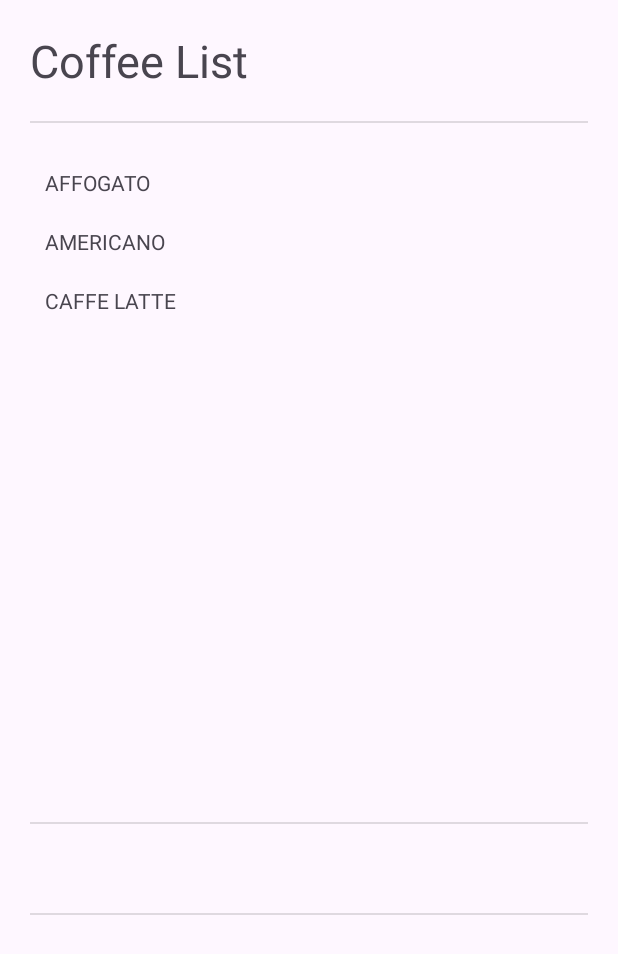
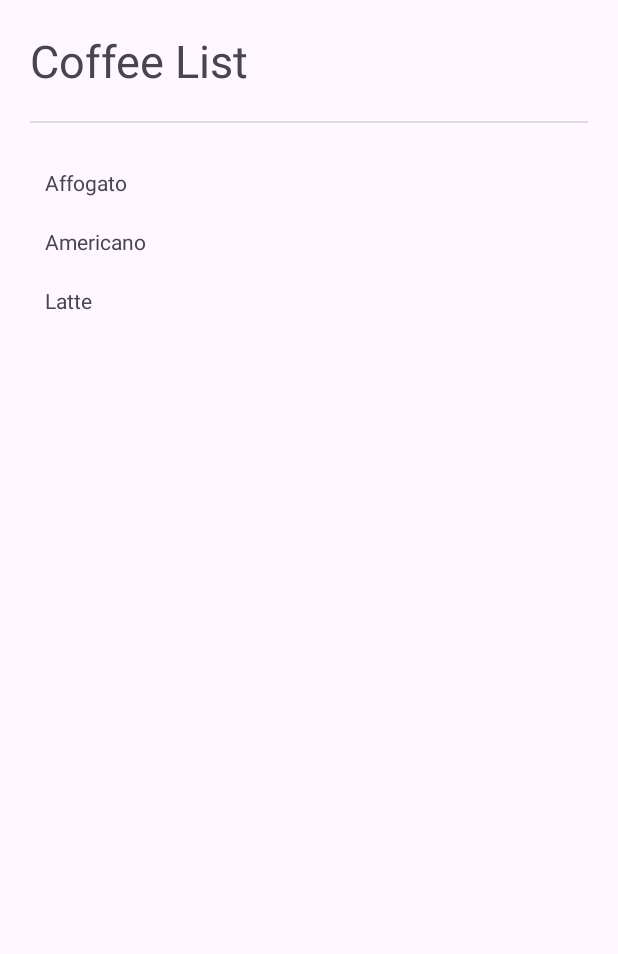
Before and after one commit to IrsalGinanjar/LAB_WEEK_03, an Android app: the screen it shows after launch (MainActivity), on a phone screen of 412 x 824 dp. Shown: the top 954 px of the screen. Run offline under Robolectric (Android 15) with nearby library versions, the phone set to English and light mode, and no system bars; our stand-ins replace navigation-ui; 1 statement that could not run was skipped.

Commit message:
Commit No. 3 – use dynamic fragment

```diff
--- a/app/src/main/java/com/example/lab_week_03/ListFragment.kt
+++ b/app/src/main/java/com/example/lab_week_03/ListFragment.kt
@@ -1,65 +1,47 @@
 package com.example.lab_week_03
 
-import android.content.Context
 import android.os.Bundle
 import android.view.LayoutInflater
 import android.view.View
 import android.view.ViewGroup
 import androidx.fragment.app.Fragment
+import androidx.navigation.fragment.findNavController
+import com.example.lab_week_03.databinding.FragmentListBinding
 
-class ListFragment : Fragment(), View.OnClickListener {
-    private var param1: String? = null
-    private var param2: String? = null
-    private lateinit var coffeeListener: CoffeeListener
+class ListFragment : Fragment() {
 
-    override fun onAttach(context: Context) {
-        super.onAttach(context)
-        if (context is CoffeeListener) {
-            coffeeListener = context
-        } else {
-            throw RuntimeException("Must implement CoffeeListener")
-        }
-    }
-
-    override fun onCreate(savedInstanceState: Bundle?) {
-        super.onCreate(savedInstanceState)
-    }
+    private var _binding: FragmentListBinding? = null
+    private val binding get() = _binding!!
 
     override fun onCreateView(
         inflater: LayoutInflater, container: ViewGroup?,
         savedInstanceState: Bundle?
-    ): View? {
-        return inflater.inflate(R.layout.fragment_list, container, false)
+    ): View {
+        _binding = FragmentListBinding.inflate(inflater, container, false)
+        return binding.root
     }
 
     override fun onViewCreated(view: View, savedInstanceState: Bundle?) {
         super.onViewCreated(view, savedInstanceState)
 
-        val coffeeList = listOf<View>(
-            view.findViewById(R.id.affogato),
-            view.findViewById(R.id.americano),
-            view.findViewById(R.id.latte)
-        )
+        binding.affogato.setOnClickListener {
+            val action = ListFragmentDirections.actionListFragmentToDetailFragment("affogato")
+            findNavController().navigate(action)
+        }
 
-        coffeeList.forEach {
-            it.setOnClickListener(this)
+        binding.americano.setOnClickListener {
+            val action = ListFragmentDirections.actionListFragmentToDetailFragment("americano")
+            findNavController().navigate(action)
+        }
+
+        binding.latte.setOnClickListener {
+            val action = ListFragmentDirections.actionListFragmentToDetailFragment("latte")
+            findNavController().navigate(action)
         }
     }
 
-    override fun onClick(v: View?) {
-        v?.let { coffee ->
-            coffeeListener.onSelected(coffee.id)
-        }
-    }
-
-    companion object {
-        @JvmStatic
-        fun newInstance(param1: String, param2: String) =
-            ListFragment().apply {
-                arguments = Bundle().apply {
-                    putString("param1", param1)
-                    putString("param2", param2)
-                }
-            }
+    override fun onDestroyView() {
+        super.onDestroyView()
+        _binding = null
     }
 }
--- a/app/src/main/java/com/example/lab_week_03/MainActivity.kt
+++ b/app/src/main/java/com/example/lab_week_03/MainActivity.kt
@@ -1,29 +1,25 @@
 package com.example.lab_week_03
 
+import androidx.appcompat.app.AppCompatActivity
 import android.os.Bundle
-import androidx.appcompat.app.AppCompatActivity
-import androidx.core.view.ViewCompat
-import androidx.core.view.WindowInsetsCompat
+import androidx.navigation.fragment.NavHostFragment
+import androidx.navigation.ui.setupActionBarWithNavController
 
-interface CoffeeListener {
-    fun onSelected(id: Int)
-}
-
-class MainActivity : AppCompatActivity(), CoffeeListener {
+class MainActivity : AppCompatActivity() {
     override fun onCreate(savedInstanceState: Bundle?) {
         super.onCreate(savedInstanceState)
         setContentView(R.layout.activity_main)
 
-        ViewCompat.setOnApplyWindowInsetsListener(findViewById(R.id.main)) { v, insets ->
-            val systemBars = insets.getInsets(WindowInsetsCompat.Type.systemBars())
-            v.setPadding(systemBars.left, systemBars.top, systemBars.right, systemBars.bottom)
-            insets
-        }
+        val navHostFragment =
+            supportFragmentManager.findFragmentById(R.id.fragmentContainerView) as NavHostFragment
+        val navController = navHostFragment.navController
+        setupActionBarWithNavController(navController)
     }
 
-    override fun onSelected(id: Int) {
-        val detailFragment = supportFragmentManager
-            .findFragmentById(R.id.fragment_detail) as DetailFragment
-        detailFragment.setCoffeeData(id)
+    override fun onSupportNavigateUp(): Boolean {
+        val navHostFragment =
+            supportFragmentManager.findFragmentById(R.id.fragmentContainerView) as NavHostFragment
+        val navController = navHostFragment.navController
+        return navController.navigateUp() || super.onSupportNavigateUp()
     }
 }
--- a/app/src/main/res/layout/activity_main.xml
+++ b/app/src/main/res/layout/activity_main.xml
@@ -1,32 +1,22 @@
 <?xml version="1.0" encoding="utf-8"?>
-<LinearLayout
+<androidx.constraintlayout.widget.ConstraintLayout
     xmlns:android="http://schemas.android.com/apk/res/android"
     xmlns:app="http://schemas.android.com/apk/res-auto"
     xmlns:tools="http://schemas.android.com/tools"
-    android:id="@+id/main"
     android:layout_width="match_parent"
     android:layout_height="match_parent"
-    android:orientation="vertical"
     tools:context=".MainActivity">
 
     <androidx.fragment.app.FragmentContainerView
-        android:id="@+id/fragment_list"
-        android:name="com.example.lab_week_03.ListFragment"
-        android:layout_width="match_parent"
+        android:id="@+id/fragmentContainerView"
+        android:name="androidx.navigation.fragment.NavHostFragment"
+        android:layout_width="0dp"
         android:layout_height="0dp"
-        android:layout_weight="2" />
+        app:defaultNavHost="true"
+        app:navGraph="@navigation/nav_graph"
+        app:layout_constraintTop_toTopOf="parent"
+        app:layout_constraintBottom_toBottomOf="parent"
+        app:layout_constraintStart_toStartOf="parent"
+        app:layout_constraintEnd_toEndOf="parent" />
 
-    <View
-        android:layout_width="match_parent"
-        android:layout_height="1dp"
-        android:layout_marginHorizontal="20dp"
-        android:background="?android:attr/dividerVertical" />
-
-    <androidx.fragment.app.FragmentContainerView
-        android:id="@+id/fragment_detail"
-        android:name="com.example.lab_week_03.DetailFragment"
-        android:layout_width="match_parent"
-        android:layout_height="0dp"
-        android:layout_weight="1" />
-
-</LinearLayout>
+</androidx.constraintlayout.widget.ConstraintLayout>
--- /dev/null
+++ b/app/src/main/res/navigation/nav_graph.xml
@@ -0,0 +1,33 @@
+<?xml version="1.0" encoding="utf-8"?>
+<navigation xmlns:android="http://schemas.android.com/apk/res/android"
+    xmlns:app="http://schemas.android.com/apk/res-auto"
+    xmlns:tools="http://schemas.android.com/tools"
+    android:id="@+id/nav_graph"
+    app:startDestination="@id/listFragment">
+
+    <!-- List Fragment -->
+    <fragment
+        android:id="@+id/listFragment"
+        android:name="com.example.lab_week_03.ListFragment"
+        android:label="@string/coffee_list"
+        tools:layout="@layout/fragment_list">
+
+        <!-- Action ke Detail Fragment -->
+        <action
+            android:id="@+id/action_listFragment_to_detailFragment"
+            app:destination="@id/detailFragment" />
+    </fragment>
+
+    <!-- Detail Fragment -->
+    <fragment
+        android:id="@+id/detailFragment"
+        android:name="com.example.lab_week_03.DetailFragment"
+        android:label="@string/coffee_detail"
+        tools:layout="@layout/fragment_detail">
+
+        <!-- Argument biar bisa pakai Safe Args -->
+        <argument
+            android:name="coffeeId"
+            app:argType="string" />
+    </fragment>
+</navigation>
--- a/app/src/main/res/values/strings.xml
+++ b/app/src/main/res/values/strings.xml
@@ -1,14 +1,18 @@
 <resources>
-    <string name="app_name">LAB_WEEK_03</string>
+    <string name="app_name">Coffee App</string>
+
+    <!-- Titles -->
+    <string name="coffee_list">Coffee List</string>
+    <string name="affogato_title">Affogato</string>
+    <string name="americano_title">Americano</string>
+    <string name="latte_title">Latte</string>
+
+    <!-- Descriptions -->
+    <string name="affogato_desc">Espresso with vanilla ice cream</string>
+    <string name="americano_desc">Espresso with hot water</string>
+    <string name="latte_desc">Espresso with steamed milk</string>
+
+    <!-- Fragment Labels -->
+    <string name="coffee_detail">Coffee Detail</string>
     <string name="hello_blank_fragment">Hello blank fragment</string>
-    <string name="coffee_list">Coffee List</string>
-
-    <string name="affogato_title">AFFOGATO</string>
-    <string name="affogato_desc">Espresso poured on a vanilla ice cream. Served in a cappuccino cup.</string>
-
-    <string name="americano_title">AMERICANO</string>
-    <string name="americano_desc">Espresso with added hot water (100-150 ml). Often served in a cappuccino cup. (The espresso is added into the hot water rather than all the water being flowed through the coffee that would lead to over extraction.)</string>
-
-    <string name="latte_title">CAFFE LATTE</string>
-    <string name="latte_desc">A tall, mild \'milk coffee\' (about 150-300 ml). An espresso with steamed milk and only a little milk foam poured over it. Serve in a latte glass or a coffee cup. Flavored syrup can be added.</string>
 </resources>
```
Also changed, not shown: app/build.gradle.kts (+20 -25 lines), app/src/main/java/com/example/lab_week_03/DetailFragment.kt (+26 -24 lines), build.gradle.kts (+5 -3 lines).
